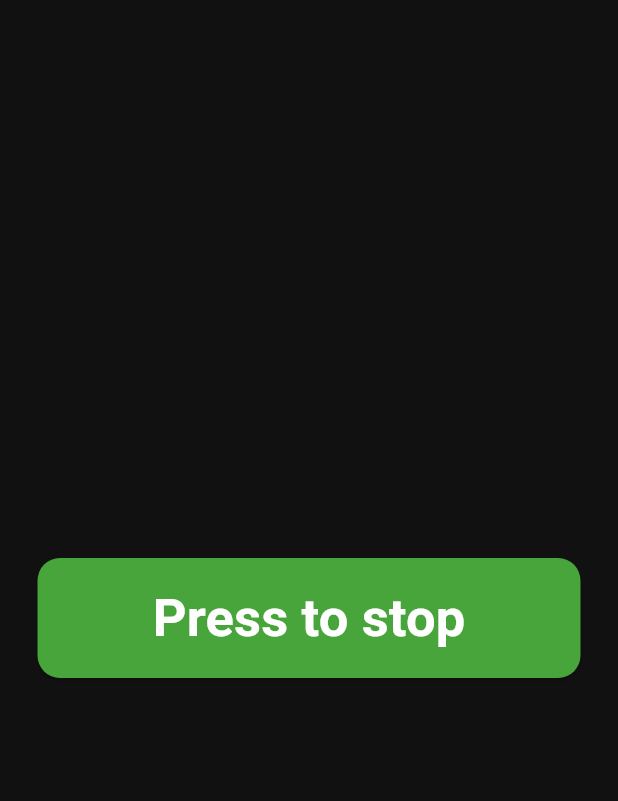
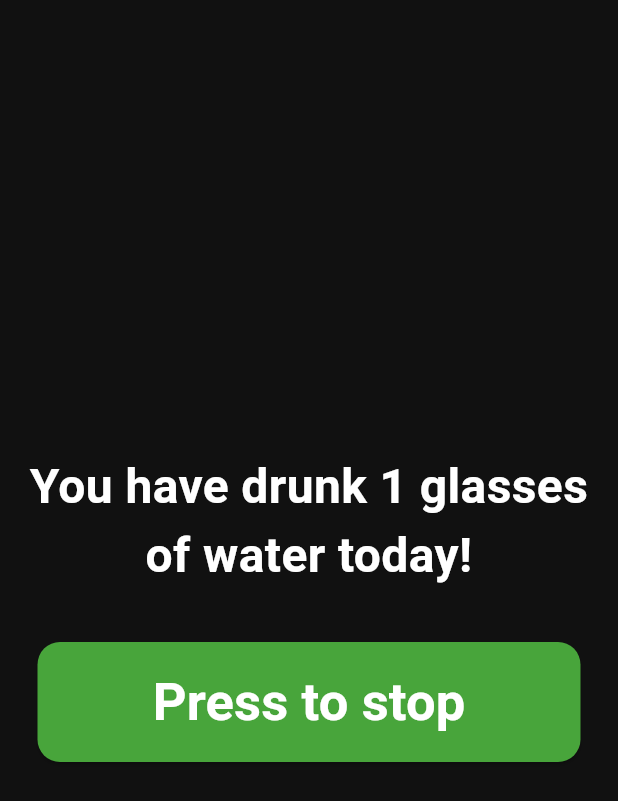
Before and after one commit to kxnalpk/hydrate, a Flutter app: the MainApp screen opened directly, after a tap on "Press to start", on a phone screen of 412 x 824 dp. Shown: the top 801 px of the screen. Run offline on Flutter 3.47's test engine with Material 3 defaults, Android fonts, the phone set to English and light mode, and no system bars; our stand-ins replace flutter_heatmap_calendar, flutter_local_notifications, shared_preferences; accounts and stored records are empty.

Commit message:
Number of glasses (test branch)

```diff
--- a/lib/home.dart
+++ b/lib/home.dart
@@ -1,7 +1,6 @@
 import 'package:hydrate/notifications/notifs.dart';
 import 'package:flutter/material.dart';
 import 'package:shared_preferences/shared_preferences.dart';
-import 'package:awesome_dialog/awesome_dialog.dart';
 
 class MainApp extends StatefulWidget {
   const MainApp({Key? key}) : super(key: key);
@@ -19,6 +18,21 @@ class _MainAppState extends State<MainApp> {
     super.initState();
     _initializePrefs();
     notificationServices.initialiseNotifications();
+  }
+
+  Future<int> _getNumberOfGlasses() async {
+    SharedPreferences prefs = await SharedPreferences.getInstance();
+    return prefs.getInt('glasses') ?? 0;
+  }
+
+  Future<void> _storeNumberOfGlasses() async {
+    print("Shared pref called");
+
+    SharedPreferences prefs = await SharedPreferences.getInstance();
+    int currentGlasses = prefs.getInt('glasses') ?? 0;
+    currentGlasses = (currentGlasses + 1) % 9;
+    await prefs.setInt('glasses', currentGlasses);
+    print(currentGlasses);
   }
 
   Future<void> _initializePrefs() async {
@@ -50,6 +64,27 @@ class _MainAppState extends State<MainApp> {
             mainAxisAlignment: MainAxisAlignment.center,
             children: [
               Padding(
+                padding: const EdgeInsets.all(10),
+                child: FutureBuilder<int>(
+                  future: _getNumberOfGlasses(),
+                  builder: (context, snapshot) {
+                    if (snapshot.connectionState == ConnectionState.waiting) {
+                      return CircularProgressIndicator();
+                    } else {
+                      return Text(
+                        'You have drunk ${snapshot.data} glasses of water today!',
+                        style: TextStyle(
+                          fontSize: 32,
+                          fontWeight: FontWeight.bold,
+                          color: Colors.white,
+                        ),
+                        textAlign: TextAlign.center,
+                      );
+                    }
+                  },
+                ),
+              ),
+              Padding(
                 padding: const EdgeInsets.all(25),
                 child: FutureBuilder<int>(
                   future: _getReminderStatus(),
@@ -67,6 +102,7 @@ class _MainAppState extends State<MainApp> {
                         ),
                         onPressed: () async {
                           await _toggleReminderStatus();
+                          await _storeNumberOfGlasses();
 
                           notificationServices.sendNotification(
                             'Beep Boop, It\'s time to drink water!',
@@ -74,7 +110,9 @@ class _MainAppState extends State<MainApp> {
                           );
                         },
                         child: Text(
-                          (snapshot.data == 0) ? "Press to start" : "Press to stop",
+                          (snapshot.data == 0)
+                              ? "Press to start"
+                              : "Press to stop",
                           style: TextStyle(
                             color: Colors.white,
                             fontWeight: FontWeight.bold,
--- a/pubspec.yaml
+++ b/pubspec.yaml
@@ -34,8 +34,6 @@ dependencies:
   flutter_local_notifications: ^9.7.0
   flutter_heatmap_calendar: ^1.0.5
   timezone: ^0.8.0
-  slide_to_act: ^2.0.2
-  awesome_dialog: ^3.2.0
 
 
   # The following adds the Cupertino Icons font to your application.
```
Also changed, not shown: pubspec.lock, 3 other files.
